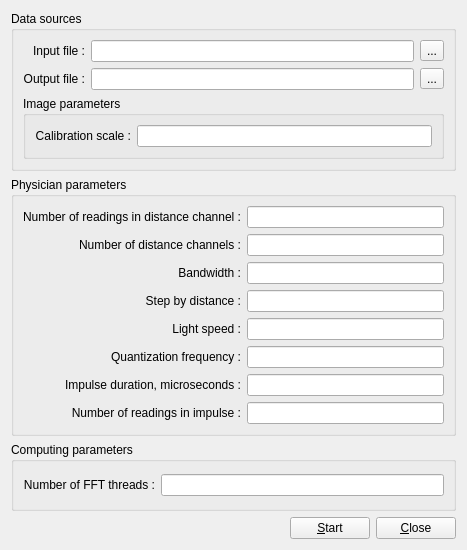
The window that src/gui/ui/conv_distance_widget.ui (YuriyRusinov/radius) describes before a commit, drawn with Qt 5.
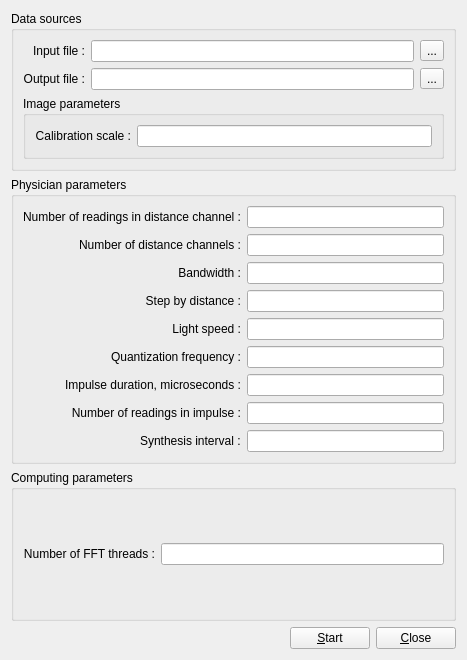
The same window after the commit.

Commit message: RO fileld of synthesis interval.

The edit to the form file:
```diff
--- a/src/gui/ui/conv_distance_widget.ui
+++ b/src/gui/ui/conv_distance_widget.ui
@@ -7,7 +7,7 @@
     <x>0</x>
     <y>0</y>
     <width>467</width>
-    <height>550</height>
+    <height>660</height>
    </rect>
   </property>
   <property name="windowTitle">
@@ -211,6 +211,20 @@
         </property>
        </widget>
       </item>
+      <item row="8" column="0" alignment="Qt::AlignRight">
+       <widget class="QLabel" name="lSynthInterval">
+        <property name="text">
+         <string>&lt;html&gt;&lt;head/&gt;&lt;body&gt;&lt;p&gt;Synthesis interval :&lt;/p&gt;&lt;/body&gt;&lt;/html&gt;</string>
+        </property>
+       </widget>
+      </item>
+      <item row="8" column="1">
+       <widget class="QLineEdit" name="lESynthesisInterval">
+        <property name="readOnly">
+         <bool>true</bool>
+        </property>
+       </widget>
+      </item>
      </layout>
     </widget>
    </item>
```
The commit also changes 4 other files.
